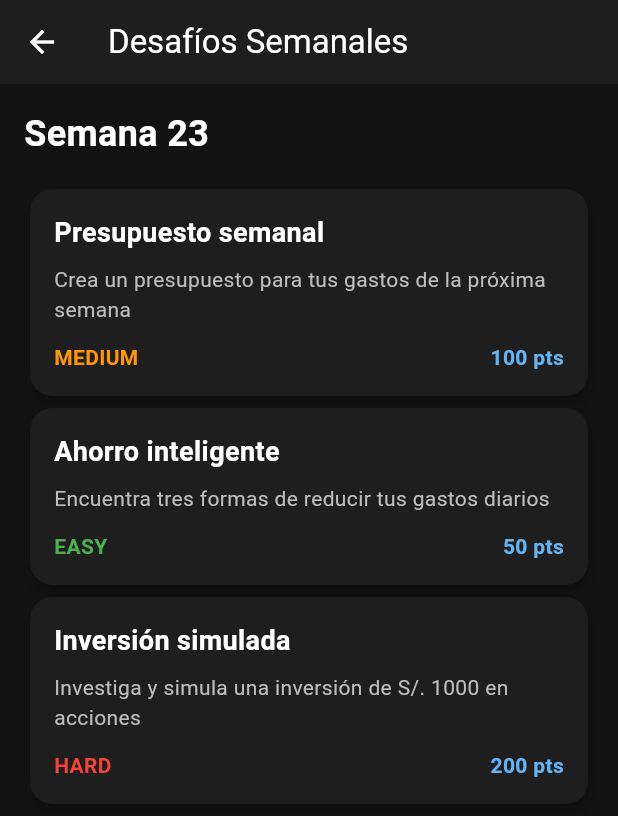
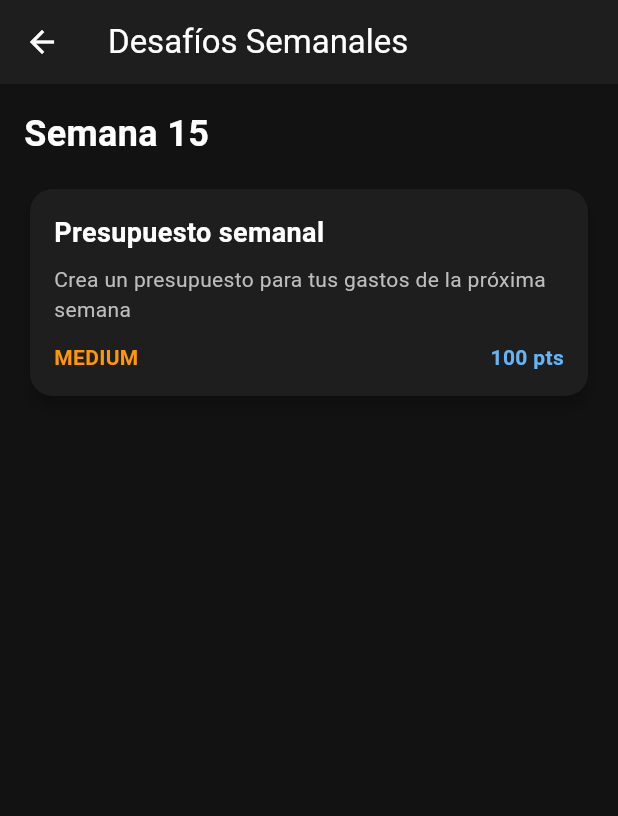
Before and after one commit to Fabricio-Navarrete/App-Educacion-Financiera---Flutter, a Flutter app: the WeeklyChallengesScreen screen opened by its route, on a phone screen of 412 x 824 dp. Shown: the top 816 px of the screen. Run offline on Flutter 3.47's test engine with Material 3 defaults, Android fonts, the phone set to English and light mode, and no system bars; our stand-ins replace carousel_slider, dio, flutter_dotenv, go_router, lottie, percent_indicator and 1 more; missing offline and left inert: dialog_flowtter, tutorial_coach_mark; accounts and stored records are empty; project files that could hold a hidden picture were left out.

Commit message:
mejoras lista de ahorros

```diff
--- a/app_educacion_financiera/lib/app/screens/weekly_challenges.dart
+++ b/app_educacion_financiera/lib/app/screens/weekly_challenges.dart
@@ -8,7 +8,7 @@ class WeeklyChallengesScreen extends StatelessWidget {
   final String jsonData = '''
   {
     "weeklyChallenge": {
-      "week": 23,
+      "week": 15 ,
       "challenges": [
         {
           "id": 1,
@@ -16,20 +16,6 @@ class WeeklyChallengesScreen extends StatelessWidget {
           "description": "Crea un presupuesto para tus gastos de la próxima semana",
           "difficulty": "medium",
           "points": 100
-        },
-        {
-          "id": 2,
-          "title": "Ahorro inteligente",
-          "description": "Encuentra tres formas de reducir tus gastos diarios",
-          "difficulty": "easy",
-          "points": 50
-        },
-        {
-          "id": 3,
-          "title": "Inversión simulada",
-          "description": "Investiga y simula una inversión de S/. 1000 en acciones",
-          "difficulty": "hard",
-          "points": 200
         }
       ]
     }
```
Also changed, not shown: app_educacion_financiera/lib/app/screens/savings_plan_list.dart (+19 -1 lines).
